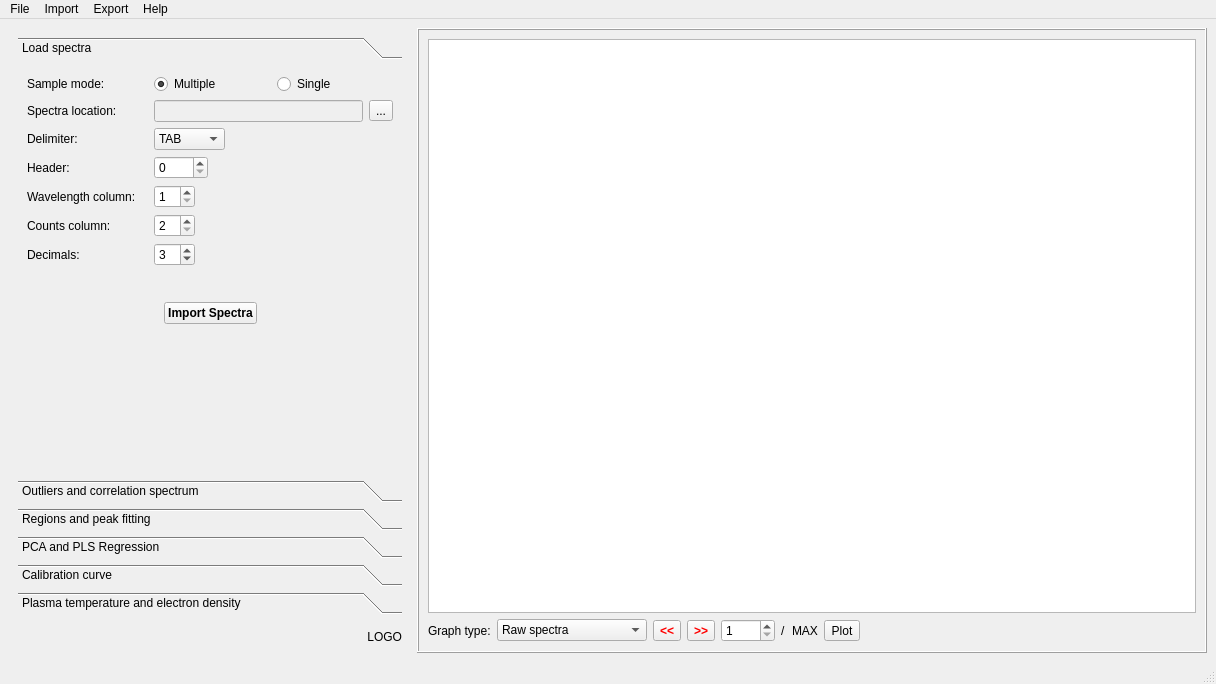
First picture: the form in pic/libssa.ui, repository kstenio/libssa, before the edit.
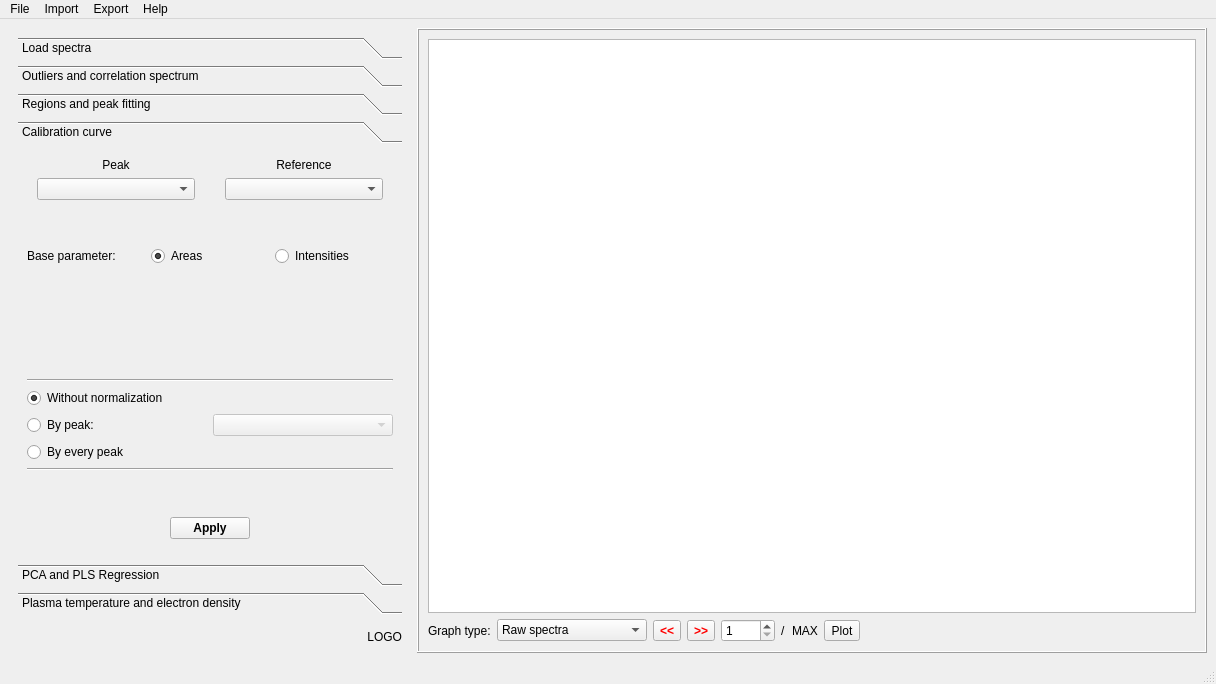
Second picture: the form after the edit. Icons and pictures are not drawn. Custom widgets are drawn as their Qt base class.

```diff
--- a/pic/libssa.ui
+++ b/pic/libssa.ui
@@ -47,7 +47,7 @@
          <item>
           <widget class="QToolBox" name="operationsMainToolBox">
            <property name="currentIndex">
-            <number>0</number>
+            <number>3</number>
            </property>
            <widget class="QWidget" name="p1">
             <property name="geometry">
@@ -880,7 +880,263 @@
              </item>
             </layout>
            </widget>
-           <widget class="QWidget" name="page_4">
+           <widget class="QWidget" name="p4">
+            <property name="geometry">
+             <rect>
+              <x>0</x>
+              <y>0</y>
+              <width>382</width>
+              <height>384</height>
+             </rect>
+            </property>
+            <attribute name="label">
+             <string>Calibration curve</string>
+            </attribute>
+            <layout class="QVBoxLayout" name="verticalLayout_9">
+             <item>
+              <layout class="QGridLayout" name="gridLayout_2">
+               <property name="leftMargin">
+                <number>10</number>
+               </property>
+               <property name="rightMargin">
+                <number>10</number>
+               </property>
+               <property name="horizontalSpacing">
+                <number>30</number>
+               </property>
+               <item row="0" column="0">
+                <widget class="QLabel" name="p4lB1">
+                 <property name="text">
+                  <string>Peak</string>
+                 </property>
+                 <property name="alignment">
+                  <set>Qt::AlignCenter</set>
+                 </property>
+                </widget>
+               </item>
+               <item row="0" column="1">
+                <widget class="QLabel" name="p4lB2">
+                 <property name="text">
+                  <string>Reference</string>
+                 </property>
+                 <property name="alignment">
+                  <set>Qt::AlignCenter</set>
+                 </property>
+                </widget>
+               </item>
+               <item row="1" column="0">
+                <widget class="QComboBox" name="p4cBox1"/>
+               </item>
+               <item row="1" column="1">
+                <widget class="QComboBox" name="p4cBox2"/>
+               </item>
+              </layout>
+             </item>
+             <item>
+              <spacer name="verticalSpacer_4">
+               <property name="orientation">
+                <enum>Qt::Vertical</enum>
+               </property>
+               <property name="sizeType">
+                <enum>QSizePolicy::Preferred</enum>
+               </property>
+               <property name="sizeHint" stdset="0">
+                <size>
+                 <width>20</width>
+                 <height>40</height>
+                </size>
+               </property>
+              </spacer>
+             </item>
+             <item>
+              <layout class="QHBoxLayout" name="horizontalLayout_6">
+               <item>
+                <widget class="QLabel" name="p4lB3">
+                 <property name="text">
+                  <string>Base parameter:</string>
+                 </property>
+                </widget>
+               </item>
+               <item>
+                <widget class="QRadioButton" name="p4rB1">
+                 <property name="text">
+                  <string>Areas</string>
+                 </property>
+                 <property name="checkable">
+                  <bool>true</bool>
+                 </property>
+                 <property name="checked">
+                  <bool>true</bool>
+                 </property>
+                 <attribute name="buttonGroup">
+                  <string notr="true">p4bG1</string>
+                 </attribute>
+                </widget>
+               </item>
+               <item>
+                <widget class="QRadioButton" name="p4rB2">
+                 <property name="text">
+                  <string>Intensities</string>
+                 </property>
+                 <attribute name="buttonGroup">
+                  <string notr="true">p4bG1</string>
+                 </attribute>
+                </widget>
+               </item>
+              </layout>
+             </item>
+             <item>
+              <spacer name="verticalSpacer_9">
+               <property name="orientation">
+                <enum>Qt::Vertical</enum>
+               </property>
+               <property name="sizeType">
+                <enum>QSizePolicy::Expanding</enum>
+               </property>
+               <property name="sizeHint" stdset="0">
+                <size>
+                 <width>17</width>
+                 <height>34</height>
+                </size>
+               </property>
+              </spacer>
+             </item>
+             <item>
+              <widget class="Line" name="p4l1">
+               <property name="orientation">
+                <enum>Qt::Horizontal</enum>
+               </property>
+              </widget>
+             </item>
+             <item>
+              <widget class="QRadioButton" name="p4rB3">
+               <property name="text">
+                <string>Without normalization</string>
+               </property>
+               <property name="checked">
+                <bool>true</bool>
+               </property>
+               <attribute name="buttonGroup">
+                <string notr="true">p4bG2</string>
+               </attribute>
+              </widget>
+             </item>
+             <item>
+              <layout class="QHBoxLayout" name="horizontalLayout_5">
+               <item>
+                <widget class="QRadioButton" name="p4rB4">
+                 <property name="text">
+                  <string>By peak:</string>
+                 </property>
+                 <attribute name="buttonGroup">
+                  <string notr="true">p4bG2</string>
+                 </attribute>
+                </widget>
+               </item>
+               <item>
+                <widget class="QComboBox" name="p4cBox3">
+                 <property name="enabled">
+                  <bool>false</bool>
+                 </property>
+                </widget>
+               </item>
+              </layout>
+             </item>
+             <item>
+              <widget class="QRadioButton" name="p4rB5">
+               <property name="text">
+                <string>By every peak</string>
+               </property>
+               <attribute name="buttonGroup">
+                <string notr="true">p4bG2</string>
+               </attribute>
+              </widget>
+             </item>
+             <item>
+              <widget class="Line" name="p4l2">
+               <property name="orientation">
+                <enum>Qt::Horizontal</enum>
+               </property>
+              </widget>
+             </item>
+             <item>
+              <spacer name="verticalSpacer_8">
+               <property name="orientation">
+                <enum>Qt::Vertical</enum>
+               </property>
+               <property name="sizeType">
+                <enum>QSizePolicy::Preferred</enum>
+               </property>
+               <property name="sizeHint" stdset="0">
+                <size>
+                 <width>20</width>
+                 <height>40</height>
+                </size>
+               </property>
+              </spacer>
+             </item>
+             <item>
+              <layout class="QHBoxLayout" name="horizontalLayout_7">
+               <item>
+                <spacer name="horizontalSpacer_3">
+                 <property name="orientation">
+                  <enum>Qt::Horizontal</enum>
+                 </property>
+                 <property name="sizeHint" stdset="0">
+                  <size>
+                   <width>40</width>
+                   <height>20</height>
+                  </size>
+                 </property>
+                </spacer>
+               </item>
+               <item>
+                <widget class="QPushButton" name="p4pB1">
+                 <property name="font">
+                  <font>
+                   <weight>75</weight>
+                   <bold>true</bold>
+                  </font>
+                 </property>
+                 <property name="text">
+                  <string>Apply</string>
+                 </property>
+                </widget>
+               </item>
+               <item>
+                <spacer name="horizontalSpacer_4">
+                 <property name="orientation">
+                  <enum>Qt::Horizontal</enum>
+                 </property>
+                 <property name="sizeHint" stdset="0">
+                  <size>
+                   <width>40</width>
+                   <height>20</height>
+                  </size>
+                 </property>
+                </spacer>
+               </item>
+              </layout>
+             </item>
+             <item>
+              <spacer name="verticalSpacer_10">
+               <property name="orientation">
+                <enum>Qt::Vertical</enum>
+               </property>
+               <property name="sizeType">
+                <enum>QSizePolicy::Fixed</enum>
+               </property>
+               <property name="sizeHint" stdset="0">
+                <size>
+                 <width>20</width>
+                 <height>10</height>
+                </size>
+               </property>
+              </spacer>
+             </item>
+            </layout>
+           </widget>
+           <widget class="QWidget" name="p5">
             <property name="geometry">
              <rect>
               <x>0</x>
@@ -893,20 +1149,7 @@
              <string>PCA and PLS Regression</string>
             </attribute>
            </widget>
-           <widget class="QWidget" name="page_5">
-            <property name="geometry">
-             <rect>
-              <x>0</x>
-              <y>0</y>
-              <width>382</width>
-              <height>384</height>
-             </rect>
-            </property>
-            <attribute name="label">
-             <string>Calibration curve</string>
-            </attribute>
-           </widget>
-           <widget class="QWidget" name="page_7">
+           <widget class="QWidget" name="p6">
             <property name="geometry">
              <rect>
               <x>0</x>
```
Left out of the diff: 16 changed lines with no effect on the pictures.
